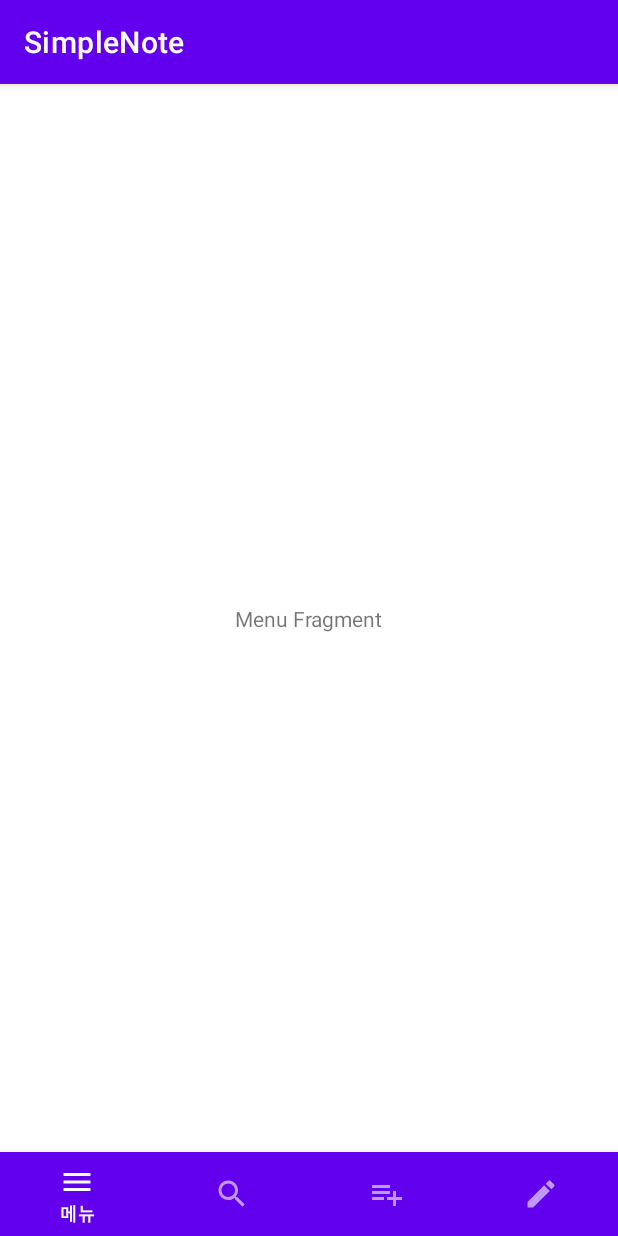
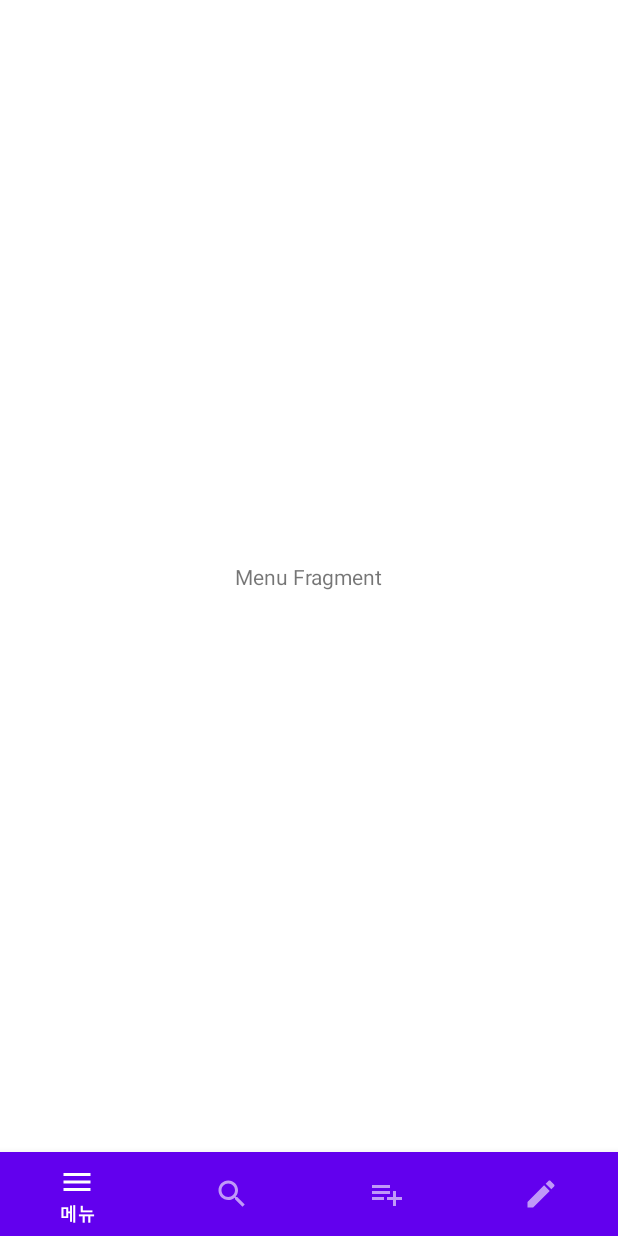
Before and after one commit to ckddlr0610/SimpleNote, an Android app: the screen it shows after launch (MainActivity), on a phone screen of 412 x 824 dp. Run offline under Robolectric (Android 15) with nearby library versions, the phone set to English and light mode, and no system bars; our stand-ins replace Dagger/Hilt's generated code, data binding; libraries missing offline, so code that uses them is left out: com.orhanobut.logger; 1 statement that could not run was skipped.

Commit message:
change action bar theme -> no action bar

```diff
--- a/app/src/main/res/values/themes.xml
+++ b/app/src/main/res/values/themes.xml
@@ -1,6 +1,6 @@
 <resources xmlns:tools="http://schemas.android.com/tools">
     <!-- Base application theme. -->
-    <style name="Theme.SimpleNote" parent="Theme.MaterialComponents.DayNight.DarkActionBar">
+    <style name="Theme.SimpleNote" parent="Theme.MaterialComponents.Light.NoActionBar">
         <!-- Primary brand color. -->
         <item name="colorPrimary">@color/purple_500</item>
         <item name="colorPrimaryVariant">@color/purple_700</item>
```
